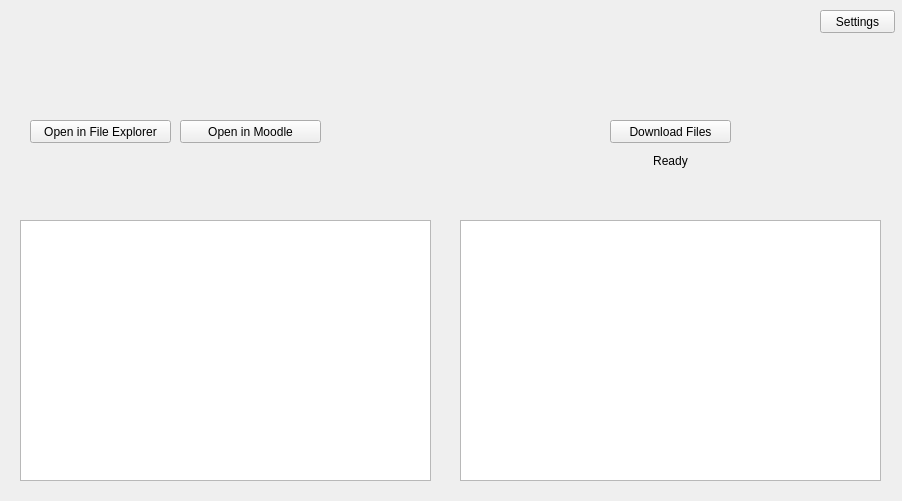
Old version of the form mainpage.ui in the repository Chrigi2486/xMoodle.
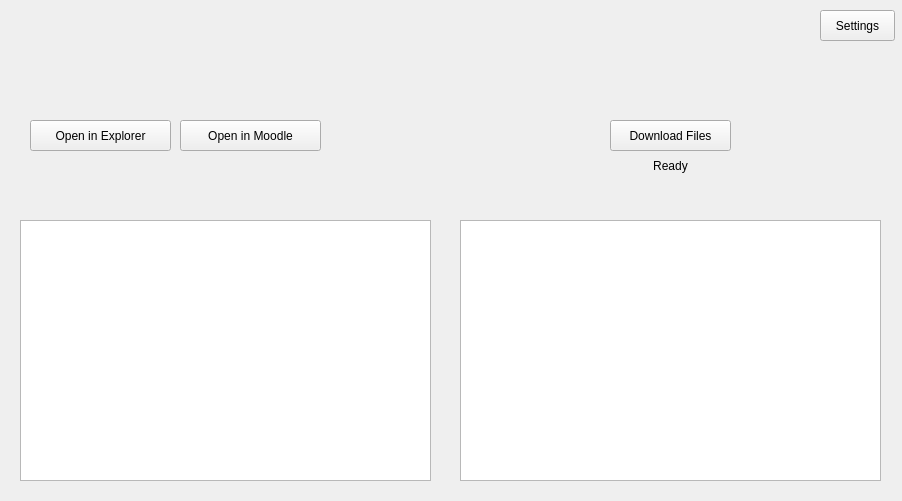
New version of the form. Icons and pictures are not drawn.

What changed in the file:
```diff
--- a/mainpage.ui
+++ b/mainpage.ui
@@ -43,7 +43,7 @@
      <x>820</x>
      <y>10</y>
      <width>75</width>
-     <height>23</height>
+     <height>31</height>
     </rect>
    </property>
    <property name="text">
@@ -79,11 +79,11 @@
      <x>30</x>
      <y>120</y>
      <width>141</width>
-     <height>23</height>
+     <height>31</height>
     </rect>
    </property>
    <property name="text">
-    <string>Open in File Explorer</string>
+    <string>Open in Explorer</string>
    </property>
   </widget>
   <widget class="QPushButton" name="downloadButton">
@@ -92,7 +92,7 @@
      <x>610</x>
      <y>120</y>
      <width>121</width>
-     <height>23</height>
+     <height>31</height>
     </rect>
    </property>
    <property name="text">
@@ -108,7 +108,7 @@
      <x>180</x>
      <y>120</y>
      <width>141</width>
-     <height>23</height>
+     <height>31</height>
     </rect>
    </property>
    <property name="text">
@@ -121,7 +121,7 @@
      <x>460</x>
      <y>150</y>
      <width>421</width>
-     <height>21</height>
+     <height>31</height>
     </rect>
    </property>
    <property name="text">
```
